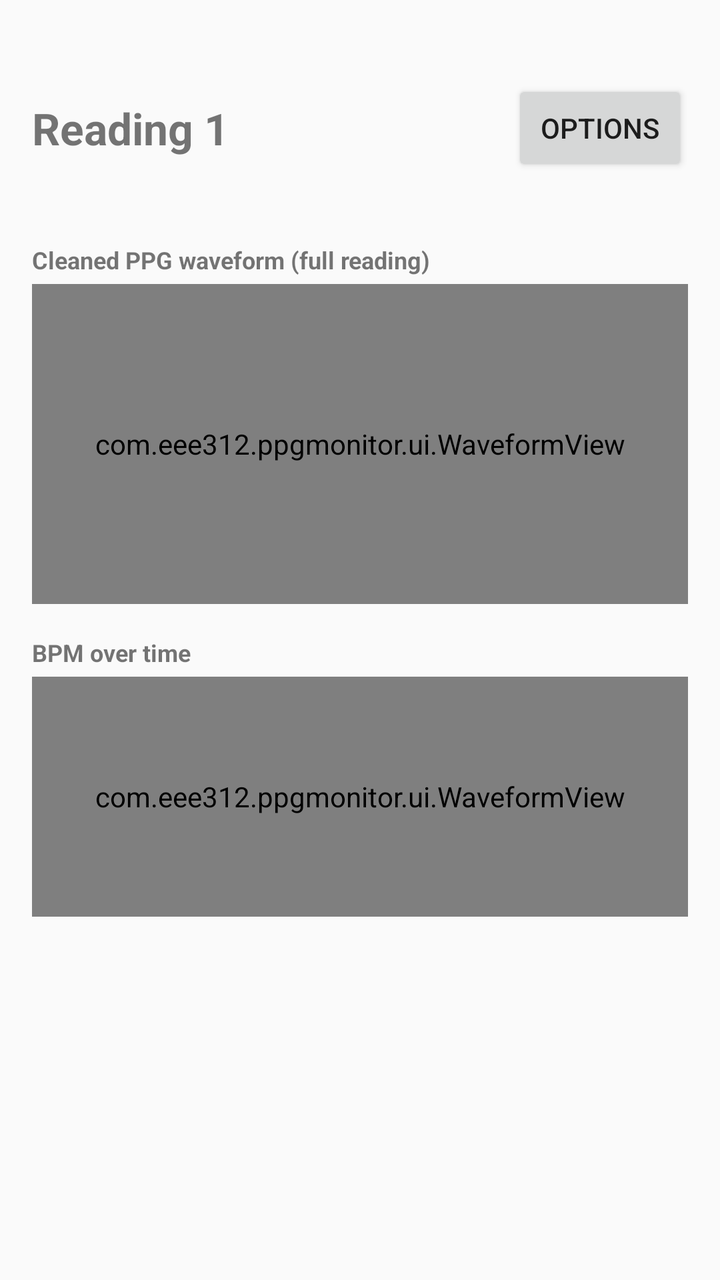
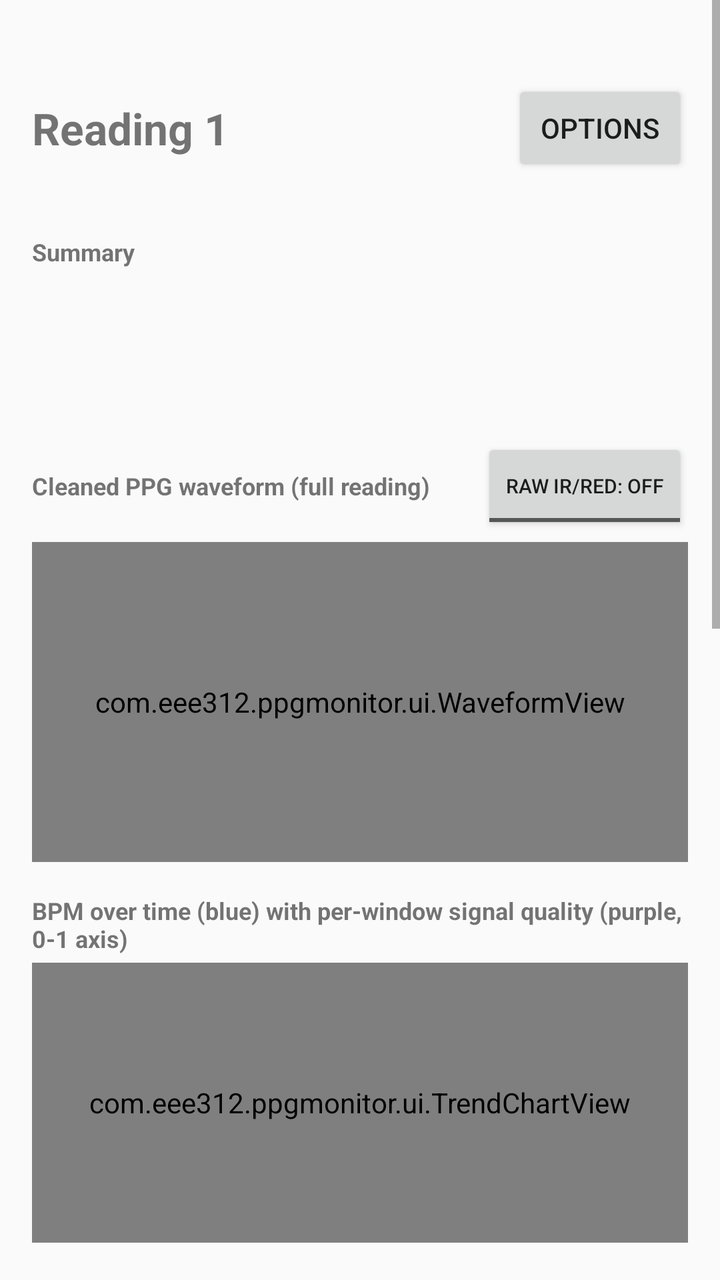

The first picture is an Android layout as it rendered before a commit; the second is the same layout after the commit. The layout source and the unified diff follow.
<!-- AndroidManifest.xml: activity theme Theme.PPGMonitor -->
<!-- res/layout/activity_history_detail.xml -->
<?xml version="1.0" encoding="utf-8"?>
<ScrollView xmlns:android="http://schemas.android.com/apk/res/android"
    android:layout_width="match_parent"
    android:layout_height="match_parent">

<LinearLayout
    android:layout_width="match_parent"
    android:layout_height="wrap_content"
    android:orientation="vertical"
    android:paddingTop="40dp"
    android:paddingStart="16dp"
    android:paddingEnd="16dp"
    android:paddingBottom="16dp">

    <LinearLayout
        android:layout_width="match_parent"
        android:layout_height="wrap_content"
        android:orientation="horizontal"
        android:gravity="center_vertical">

        <TextView
            android:id="@+id/tvDetailName"
            android:layout_width="0dp"
            android:layout_height="wrap_content"
            android:layout_weight="1"
            android:textSize="22sp"
            android:textStyle="bold"
            android:text="Reading 1" />

        <Button
            android:id="@+id/btnOptions"
            android:layout_width="wrap_content"
            android:layout_height="wrap_content"
            android:text="Options" />
    </LinearLayout>

    <TextView
        android:id="@+id/tvDetailSubtitle"
        android:layout_width="match_parent"
        android:layout_height="wrap_content"
        android:textSize="13sp"
        android:textColor="#757575"
        android:layout_marginBottom="16dp" />

    <TextView
        android:layout_width="wrap_content"
        android:layout_height="wrap_content"
        android:text="Cleaned PPG waveform (full reading)"
        android:textSize="12sp"
        android:textStyle="bold" />

    <com.eee312.ppgmonitor.ui.WaveformView
        android:id="@+id/waveformFull"
        android:layout_width="match_parent"
        android:layout_height="160dp"
        android:layout_marginTop="4dp"
        android:layout_marginBottom="16dp" />

    <TextView
        android:layout_width="wrap_content"
        android:layout_height="wrap_content"
        android:text="BPM over time"
        android:textSize="12sp"
        android:textStyle="bold" />

    <com.eee312.ppgmonitor.ui.WaveformView
        android:id="@+id/waveformBpm"
        android:layout_width="match_parent"
        android:layout_height="120dp"
        android:layout_marginTop="4dp"
        android:layout_marginBottom="16dp" />

    <TextView
        android:id="@+id/tvStats"
        android:layout_width="match_parent"
        android:layout_height="wrap_content"
        android:textSize="14sp" />

</LinearLayout>
</ScrollView>
<!-- resources referenced by this layout -->
<resources>
  <style name="Theme.PPGMonitor" parent="Theme.AppCompat.Light.NoActionBar" />
</resources>

<!-- the commit's change to res/layout/activity_history_detail.xml (unified diff, before → after) -->
@@ -10,7 +10,7 @@
     android:paddingTop="40dp"
     android:paddingStart="16dp"
     android:paddingEnd="16dp"
-    android:paddingBottom="16dp">
+    android:paddingBottom="24dp">
 
     <LinearLayout
         android:layout_width="match_parent"
@@ -40,14 +40,62 @@
         android:layout_height="wrap_content"
         android:textSize="13sp"
         android:textColor="#757575"
-        android:layout_marginBottom="16dp" />
-
-    <TextView
-        android:layout_width="wrap_content"
-        android:layout_height="wrap_content"
-        android:text="Cleaned PPG waveform (full reading)"
-        android:textSize="12sp"
-        android:textStyle="bold" />
+        android:layout_marginBottom="12dp" />
+
+    
+    <TextView
+        android:layout_width="wrap_content"
+        android:layout_height="wrap_content"
+        android:text="Summary"
+        android:textSize="12sp"
+        android:textStyle="bold" />
+
+    <TextView
+        android:id="@+id/tvStats"
+        android:layout_width="match_parent"
+        android:layout_height="wrap_content"
+        android:textSize="14sp"
+        android:layout_marginTop="4dp"
+        android:layout_marginBottom="4dp" />
+
+    <TextView
+        android:id="@+id/tvSpo2"
+        android:layout_width="match_parent"
+        android:layout_height="wrap_content"
+        android:textSize="14sp"
+        android:layout_marginBottom="4dp" />
+
+    <TextView
+        android:id="@+id/tvQuality"
+        android:layout_width="match_parent"
+        android:layout_height="wrap_content"
+        android:textSize="14sp"
+        android:layout_marginBottom="16dp" />
+
+    
+    <LinearLayout
+        android:layout_width="match_parent"
+        android:layout_height="wrap_content"
+        android:orientation="horizontal"
+        android:gravity="center_vertical">
+
+        <TextView
+            android:layout_width="0dp"
+            android:layout_height="wrap_content"
+            android:layout_weight="1"
+            android:text="Cleaned PPG waveform (full reading)"
+            android:textSize="12sp"
+            android:textStyle="bold" />
+
+        <ToggleButton
+            android:id="@+id/btnToggleOverlay"
+            android:layout_width="wrap_content"
+            android:layout_height="wrap_content"
+            android:textOn="Raw IR/Red: on"
+            android:textOff="Raw IR/Red: off"
+            android:textSize="10sp"
+            android:text="Raw IR/Red: off" />
+    </LinearLayout>
 
     <com.eee312.ppgmonitor.ui.WaveformView
         android:id="@+id/waveformFull"
@@ -56,25 +104,101 @@
         android:layout_marginTop="4dp"
         android:layout_marginBottom="16dp" />
 
-    <TextView
-        android:layout_width="wrap_content"
-        android:layout_height="wrap_content"
-        android:text="BPM over time"
-        android:textSize="12sp"
-        android:textStyle="bold" />
-
-    <com.eee312.ppgmonitor.ui.WaveformView
-        android:id="@+id/waveformBpm"
-        android:layout_width="match_parent"
-        android:layout_height="120dp"
-        android:layout_marginTop="4dp"
-        android:layout_marginBottom="16dp" />
-
-    <TextView
-        android:id="@+id/tvStats"
-        android:layout_width="match_parent"
-        android:layout_height="wrap_content"
-        android:textSize="14sp" />
+    
+    <TextView
+        android:layout_width="wrap_content"
+        android:layout_height="wrap_content"
+        android:text="BPM over time (blue) with per-window signal quality (purple, 0-1 axis)"
+        android:textSize="12sp"
+        android:textStyle="bold" />
+
+    <com.eee312.ppgmonitor.ui.TrendChartView
+        android:id="@+id/chartBpmSqi"
+        android:layout_width="match_parent"
+        android:layout_height="140dp"
+        android:layout_marginTop="4dp"
+        android:layout_marginBottom="16dp" />
+
+    
+    <TextView
+        android:id="@+id/tvSpo2ChartLabel"
+        android:layout_width="wrap_content"
+        android:layout_height="wrap_content"
+        android:text="SpO2 per window (filled = accepted, hollow = rejected; dashed line = 100% physical limit)"
+        android:textSize="12sp"
+        android:textStyle="bold" />
+
+    <com.eee312.ppgmonitor.ui.TrendChartView
+        android:id="@+id/chartSpo2"
+        android:layout_width="match_parent"
+        android:layout_height="160dp"
+        android:layout_marginTop="4dp"
+        android:layout_marginBottom="16dp" />
+
+    
+    <TextView
+        android:id="@+id/tvRChartLabel"
+        android:layout_width="wrap_content"
+        android:layout_height="wrap_content"
+        android:text="R (ratio-of-ratios) - shaded band is the typical 0.4-1.0 range"
+        android:textSize="12sp"
+        android:textStyle="bold" />
+
+    <com.eee312.ppgmonitor.ui.TrendChartView
+        android:id="@+id/chartR"
+        android:layout_width="match_parent"
+        android:layout_height="140dp"
+        android:layout_marginTop="4dp"
+        android:layout_marginBottom="16dp" />
+
+    
+    <TextView
+        android:id="@+id/tvPiChartLabel"
+        android:layout_width="wrap_content"
+        android:layout_height="wrap_content"
+        android:text="Perfusion index - IR (orange) vs red (dark red), %"
+        android:textSize="12sp"
+        android:textStyle="bold" />
+
+    <com.eee312.ppgmonitor.ui.TrendChartView
+        android:id="@+id/chartPi"
+        android:layout_width="match_parent"
+        android:layout_height="140dp"
+        android:layout_marginTop="4dp" />
+
+    <TextView
+        android:id="@+id/tvPiCaption"
+        android:layout_width="match_parent"
+        android:layout_height="wrap_content"
+        android:text="Should be within ~2x of each other on healthy hardware."
+        android:textSize="11sp"
+        android:textColor="#757575"
+        android:layout_marginBottom="16dp" />
+
+    
+    <TextView
+        android:layout_width="wrap_content"
+        android:layout_height="wrap_content"
+        android:text="Recording quality report"
+        android:textSize="12sp"
+        android:textStyle="bold"
+        android:layout_marginBottom="4dp" />
+
+    <LinearLayout
+        android:id="@+id/qualityTable"
+        android:layout_width="match_parent"
+        android:layout_height="wrap_content"
+        android:orientation="vertical"
+        android:layout_marginBottom="16dp" />
+
+    <TextView
+        android:layout_width="match_parent"
+        android:layout_height="wrap_content"
+        android:text="Engineering estimate from a generic published curve — not for medical use."
+        android:textSize="11sp"
+        android:textStyle="italic"
+        android:textColor="#757575"
+        android:gravity="center" />
 
 </LinearLayout>
 </ScrollView>
